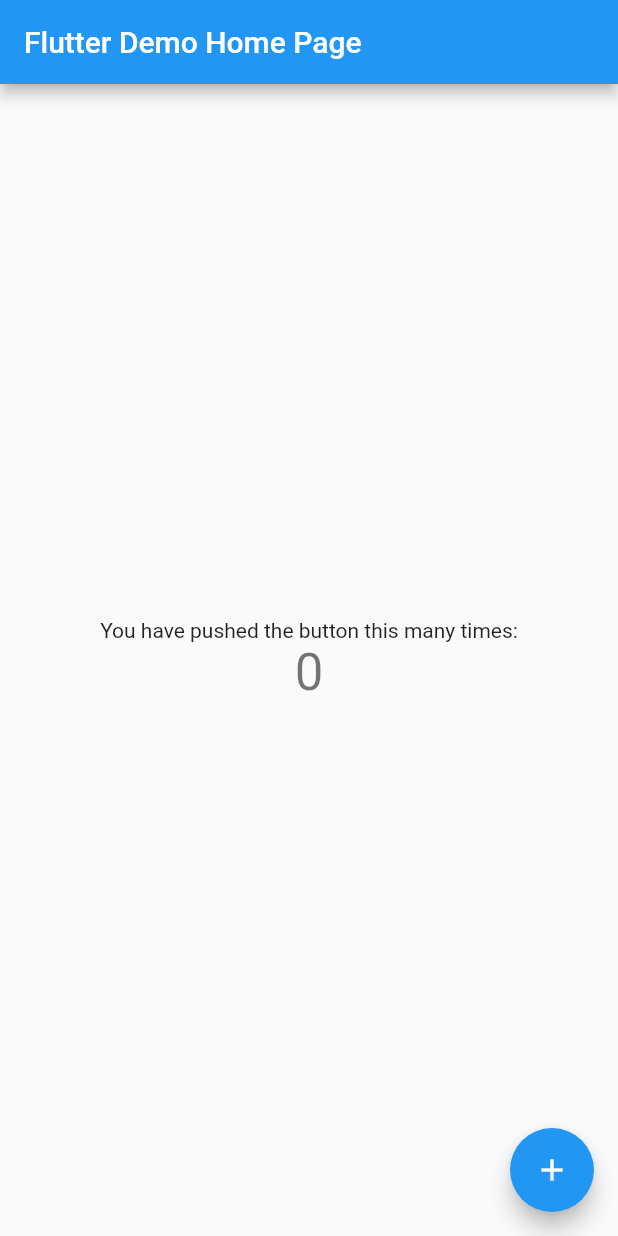
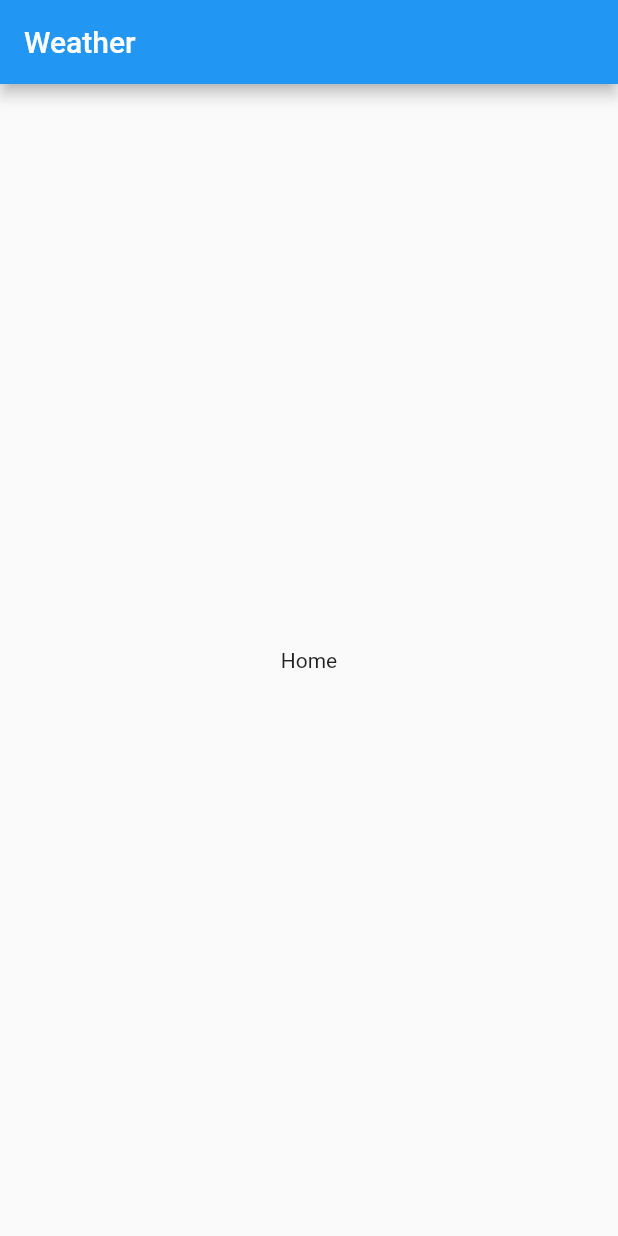
Before and after one commit to massimilianoporzio/weather_cubit, a Flutter app: the screen it shows after launch, on a phone screen of 412 x 824 dp. Run offline on Flutter 3.47's test engine with Material 2 defaults, Android fonts, the light colour scheme and no system bars; our stand-ins replace envied; generated files the repository leaves out were written again.

Commit message:
scheltro pagine

```diff
--- a/lib/main.dart
+++ b/lib/main.dart
@@ -1,4 +1,6 @@
 import 'package:flutter/material.dart';
+
+import 'pages/home_page.dart';
 
 void main() {
   runApp(const MyApp());
@@ -13,103 +15,9 @@
     return MaterialApp(
       title: 'Flutter Demo',
       theme: ThemeData(
-        // This is the theme of your application.
-        //
-        // Try running your application with "flutter run". You'll see the
-        // application has a blue toolbar. Then, without quitting the app, try
-        // changing the primarySwatch below to Colors.green and then invoke
-        // "hot reload" (press "r" in the console where you ran "flutter run",
-        // or simply save your changes to "hot reload" in a Flutter IDE).
-        // Notice that the counter didn't reset back to zero; the application
-        // is not restarted.
         primarySwatch: Colors.blue,
       ),
-      home: const MyHomePage(title: 'Flutter Demo Home Page'),
+      home: const MyHomePage(),
     );
   }
 }
-
-class MyHomePage extends StatefulWidget {
-  const MyHomePage({super.key, required this.title});
-
-  // This widget is the home page of your application. It is stateful, meaning
-  // that it has a State object (defined below) that contains fields that affect
-  // how it looks.
-
-  // This class is the configuration for the state. It holds the values (in this
-  // case the title) provided by the parent (in this case the App widget) and
-  // used by the build method of the State. Fields in a Widget subclass are
-  // always marked "final".
-
-  final String title;
-
-  @override
-  State<MyHomePage> createState() => _MyHomePageState();
-}
-
-class _MyHomePageState extends State<MyHomePage> {
-  int _counter = 0;
-
-  void _incrementCounter() {
-    setState(() {
-      // This call to setState tells the Flutter framework that something has
-      // changed in this State, which causes it to rerun the build method below
-      // so that the display can reflect the updated values. If we changed
-      // _counter without calling setState(), then the build method would not be
-      // called again, and so nothing would appear to happen.
-      _counter++;
-    });
-  }
-
-  @override
-  Widget build(BuildContext context) {
-    // This method is rerun every time setState is called, for instance as done
-    // by the _incrementCounter method above.
-    //
-    // The Flutter framework has been optimized to make rerunning build methods
-    // fast, so that you can just rebuild anything that needs updating rather
-    // than having to individually change instances of widgets.
-    return Scaffold(
-      appBar: AppBar(
-        // Here we take the value from the MyHomePage object that was created by
-        // the App.build method, and use it to set our appbar title.
-        title: Text(widget.title),
-      ),
-      body: Center(
-        // Center is a layout widget. It takes a single child and positions it
-        // in the middle of the parent.
-        child: Column(
-          // Column is also a layout widget. It takes a list of children and
-          // arranges them vertically. By default, it sizes itself to fit its
-          // children horizontally, and tries to be as tall as its parent.
-          //
-          // Invoke "debug painting" (press "p" in the console, choose the
-          // "Toggle Debug Paint" action from the Flutter Inspector in Android
-          // Studio, or the "Toggle Debug Paint" command in Visual Studio Code)
-          // to see the wireframe for each widget.
-          //
-          // Column has various properties to control how it sizes itself and
-          // how it positions its children. Here we use mainAxisAlignment to
-          // center the children vertically; the main axis here is the vertical
-          // axis because Columns are vertical (the cross axis would be
-          // horizontal).
-          mainAxisAlignment: MainAxisAlignment.center,
-          children: <Widget>[
-            const Text(
-              'You have pushed the button this many times:',
-            ),
-            Text(
-              '$_counter',
-              style: Theme.of(context).textTheme.headlineMedium,
-            ),
-          ],
-        ),
-      ),
-      floatingActionButton: FloatingActionButton(
-        onPressed: _incrementCounter,
-        tooltip: 'Increment',
-        child: const Icon(Icons.add),
-      ), // This trailing comma makes auto-formatting nicer for build methods.
-    );
-  }
-}
--- /dev/null
+++ b/lib/pages/home_page.dart
@@ -0,0 +1,15 @@
+import 'package:flutter/material.dart';
+
+class MyHomePage extends StatelessWidget {
+  const MyHomePage({super.key});
+
+  @override
+  Widget build(BuildContext context) {
+    return Scaffold(
+      appBar: AppBar(
+        title: const Text('Weather'),
+      ),
+      body: const Center(child: Text('Home')),
+    );
+  }
+}
```
Also changed, not shown: lib/pages/search_page.dart (added, +15 -0 lines), lib/pages/settings_page.dart (added, +15 -0 lines).
